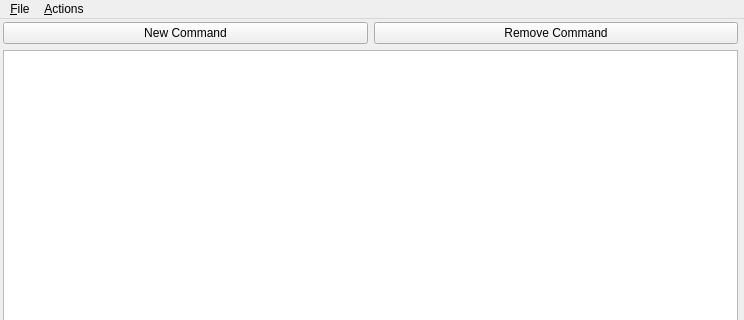
Old version of the form mainwindow.ui in the repository jonasgitt/TreeView; both pictures show x 0 to 744 and y 0 to 320 of the 744 by 570 pixel window.
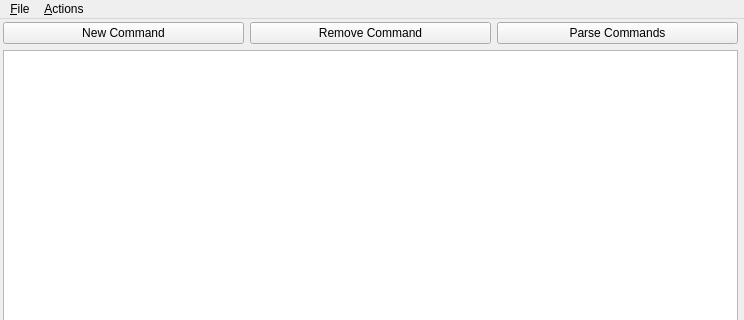
New version of the form.

Commit message: Created new scriptgenerator header and source to parse user input. Input is now saved in runstruct, ready to merge with other project!

```diff
--- a/mainwindow.ui
+++ b/mainwindow.ui
@@ -52,6 +52,13 @@
          </property>
         </widget>
        </item>
+       <item>
+        <widget class="QPushButton" name="parseButton">
+         <property name="text">
+          <string>Parse Commands</string>
+         </property>
+        </widget>
+       </item>
       </layout>
      </item>
      <item>
```
The commit also changes 8 other files.
